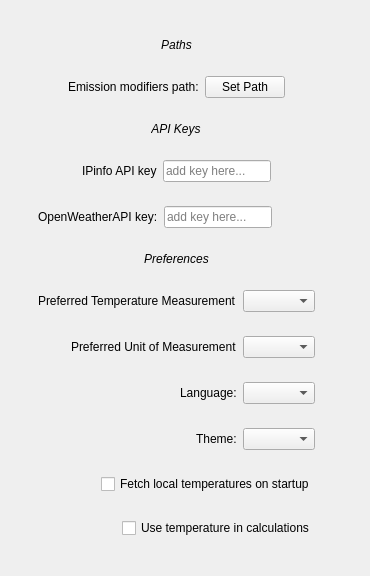
Above: src/data/resources/GUI_files/settings.ui from Luis-Rosario-Alers/CarbonCalculator before the change. Below: the same form after it.
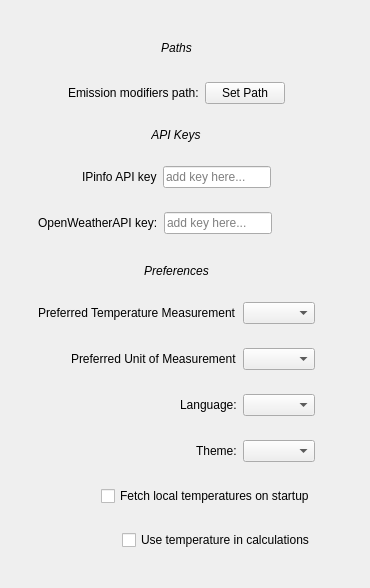
That is the form after the change.

Commit message: :art: update UI dimensions and styles in main window and settings, remove unused icon references

```diff
--- a/src/data/resources/GUI_files/settings.ui
+++ b/src/data/resources/GUI_files/settings.ui
@@ -7,7 +7,7 @@
     <x>0</x>
     <y>0</y>
     <width>370</width>
-    <height>546</height>
+    <height>588</height>
    </rect>
   </property>
   <property name="windowTitle">
@@ -108,6 +108,9 @@
             </item>
             <item>
              <widget class="QLineEdit" name="ipInfoAPIKeyLineEdit">
+              <property name="styleSheet">
+               <string notr="true"/>
+              </property>
               <property name="placeholderText">
                <string>add key here...</string>
               </property>
@@ -128,6 +131,9 @@
             </item>
             <item>
              <widget class="QLineEdit" name="openWeatherMapAPIKeyLineEdit">
+              <property name="styleSheet">
+               <string notr="true">* { lineedit-password-character: 9679 }</string>
+              </property>
               <property name="frame">
                <bool>true</bool>
               </property>
```
The commit also changes 18 other files.
